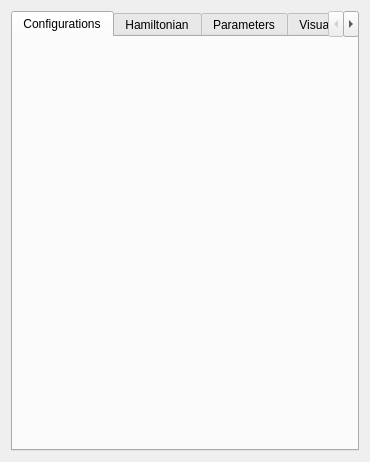
spirit-code/spirit, file ui-qt/ui/SettingsWidget.ui: the form before one commit.
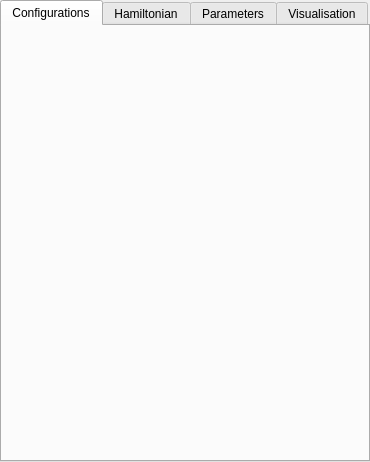
The form after the commit.

Commit message: UI-QT: significant Settings layout improvements. - ToolBox is now used throughout settings, except Hamiltonian (not necessary) - Removed several margins which required some of the tabs to be unnecessarily large

Patch:
```diff
--- a/ui-qt/ui/SettingsWidget.ui
+++ b/ui-qt/ui/SettingsWidget.ui
@@ -23,6 +23,18 @@
    </size>
   </property>
   <layout class="QGridLayout" name="gridLayout">
+   <property name="leftMargin">
+    <number>0</number>
+   </property>
+   <property name="topMargin">
+    <number>0</number>
+   </property>
+   <property name="rightMargin">
+    <number>0</number>
+   </property>
+   <property name="bottomMargin">
+    <number>0</number>
+   </property>
    <item row="1" column="0">
     <widget class="QTabWidget" name="tabWidget_Settings">
      <property name="sizePolicy">
@@ -50,7 +62,20 @@
       <attribute name="title">
        <string>Configurations</string>
       </attribute>
-      <layout class="QVBoxLayout" name="verticalLayout_3"/>
+      <layout class="QVBoxLayout" name="verticalLayout_3">
+       <property name="leftMargin">
+        <number>0</number>
+       </property>
+       <property name="topMargin">
+        <number>0</number>
+       </property>
+       <property name="rightMargin">
+        <number>0</number>
+       </property>
+       <property name="bottomMargin">
+        <number>0</number>
+       </property>
+      </layout>
      </widget>
      <widget class="QWidget" name="tab_Settings_Hamiltonian">
       <attribute name="title">
```
Left out of the diff: 15 changed lines with no effect on the pictures. The commit also changes 5 other files.
